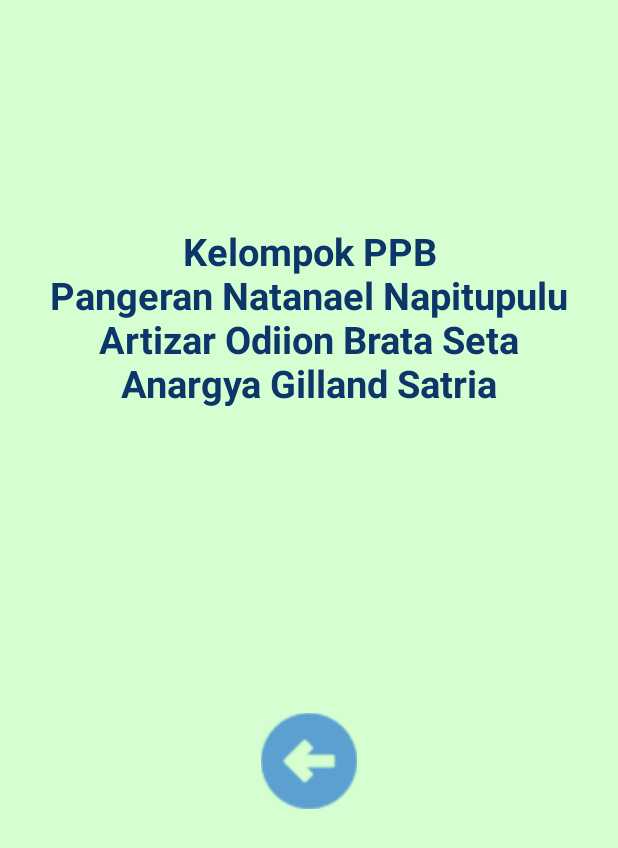
After one commit to greyseth/SegitigaCalc, an Android app: the info screen opened directly, with no data from a screen before it, on a phone screen of 412 x 824 dp. The commit adds this screen. Shown: the top 848 px of the screen. Run offline under Robolectric (Android 15) with nearby library versions, the phone set to English and light mode, and no system bars.

Commit message:
Added info page

```diff
--- a/app/src/main/java/com/example/segitigacalc/MainActivity.java
+++ b/app/src/main/java/com/example/segitigacalc/MainActivity.java
@@ -41,4 +41,9 @@ public class MainActivity extends AppCompatActivity {
         startActivity(intent);
     }
 
+    public void GoToInfo(View view) {
+        Intent intent = new Intent(MainActivity.this, info.class);
+        startActivity(intent);
+    }
+
 }
--- /dev/null
+++ b/app/src/main/java/com/example/segitigacalc/info.java
@@ -0,0 +1,26 @@
+package com.example.segitigacalc;
+
+import androidx.appcompat.app.AppCompatActivity;
+
+import android.content.Intent;
+import android.os.Bundle;
+import android.view.View;
+import android.widget.Button;
+import android.widget.ImageButton;
+
+public class info extends AppCompatActivity {
+
+    @Override
+    protected void onCreate(Bundle savedInstanceState) {
+        super.onCreate(savedInstanceState);
+        setContentView(R.layout.activity_info);
+
+        ImageButton backBtn = findViewById(R.id.imageButton);
+        backBtn.setOnClickListener(new View.OnClickListener() {
+            @Override
+            public void onClick(View view) {
+                startActivity(new Intent(info.this, MainActivity.class));
+            }
+        });
+    }
+}
--- /dev/null
+++ b/app/src/main/res/layout/activity_info.xml
@@ -0,0 +1,29 @@
+<?xml version="1.0" encoding="utf-8"?>
+<LinearLayout xmlns:android="http://schemas.android.com/apk/res/android"
+    xmlns:app="http://schemas.android.com/apk/res-auto"
+    xmlns:tools="http://schemas.android.com/tools"
+    android:layout_width="match_parent"
+    android:layout_height="match_parent"
+    android:orientation="vertical"
+    android:background="@color/app_bg"
+    tools:context=".info">
+
+    <TextView
+        android:layout_height="250dp"
+        android:layout_width="match_parent"
+        android:layout_marginTop="150dp"
+        android:layout_marginBottom="75dp"
+        android:textColor="@color/text_main"
+        android:textSize="25sp"
+        android:textStyle="bold"
+        android:textAlignment="center"
+        android:text="Kelompok PPB\nPangeran Natanael Napitupulu\nArtizar Odiion Brata Seta\nAnargya Gilland Satria"/>
+
+    <ImageButton
+        android:id="@+id/imageButton"
+        android:layout_width="match_parent"
+        android:layout_height="wrap_content"
+        android:background="@android:color/transparent"
+        app:srcCompat="@drawable/backicon" />
+
+</LinearLayout>
```
Also changed, not shown: app/src/main/AndroidManifest.xml (+11 -8 lines), app/src/main/res/layout/activity_main.xml (+29 -6 lines), app/src/main/res/drawable/backicon.png (added), app/src/main/res/drawable/infobtn.png (added).
